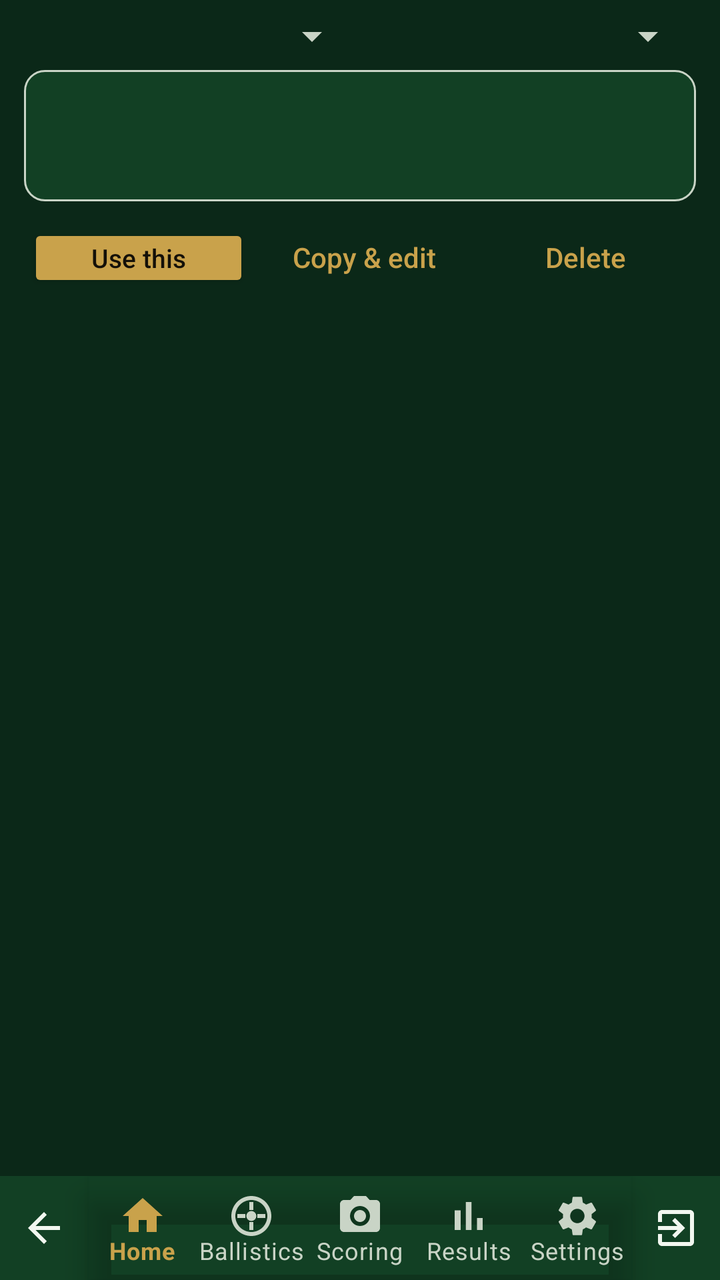
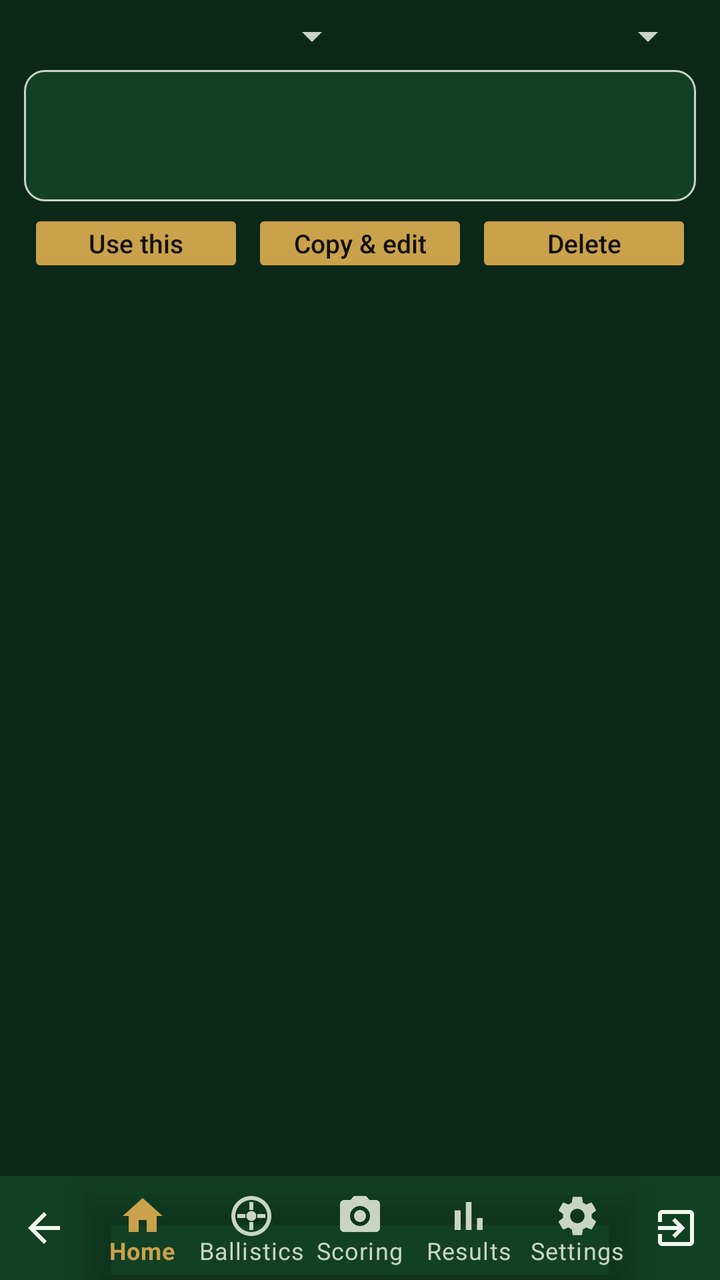

Before-and-after screenshots of an Android layout around one commit, followed by the original layout XML and the change that was made.
<!-- AndroidManifest.xml: application theme Theme.BAS -->
<!-- res/layout/activity_rules.xml -->
<?xml version="1.0" encoding="utf-8"?>
<LinearLayout xmlns:android="http://schemas.android.com/apk/res/android"
    android:layout_width="match_parent"
    android:layout_height="match_parent"
    android:orientation="vertical">

    <LinearLayout
        android:layout_width="match_parent"
        android:layout_height="wrap_content"
        android:orientation="vertical"
        android:paddingStart="12dp"
        android:paddingEnd="12dp"
        android:paddingTop="6dp"
        android:paddingBottom="4dp">

        <LinearLayout
            android:layout_width="match_parent"
            android:layout_height="wrap_content"
            android:orientation="horizontal">
            <Spinner android:id="@+id/spBody"
                android:layout_width="0dp" android:layout_weight="1"
                android:layout_height="wrap_content" />
            <Spinner android:id="@+id/spDiscipline"
                android:layout_width="0dp" android:layout_weight="1"
                android:layout_height="wrap_content" />
        </LinearLayout>

        
        <LinearLayout
            android:layout_width="match_parent"
            android:layout_height="wrap_content"
            android:orientation="vertical"
            android:layout_marginTop="5dp"
            android:background="@drawable/bg_card"
            android:padding="12dp">

            <TextView android:id="@+id/tvDetailHead"
                style="@style/Sts.Value"
                android:textSize="12sp" />

            <TableLayout android:id="@+id/tblParams"
                android:layout_width="match_parent"
                android:layout_height="wrap_content"
                android:layout_marginTop="4dp"
                android:shrinkColumns="1" />

            <TextView android:id="@+id/tvDetailFoot"
                style="@style/Sts.Value"
                android:layout_marginTop="5dp"
                android:textSize="12sp"
                android:justificationMode="inter_word" />
        </LinearLayout>

        <LinearLayout
            android:layout_width="match_parent"
            android:layout_height="wrap_content"
            android:orientation="horizontal"
            android:layout_marginTop="4dp">
            <Button android:id="@+id/btnUse"
                android:layout_width="0dp" android:layout_weight="1"
                android:layout_height="wrap_content" android:text="Use this"
                style="@style/Sts.ActionButton.Dense" />
            <Button android:id="@+id/btnEdit"
                android:layout_width="0dp" android:layout_weight="1"
                android:layout_height="wrap_content" android:text="Copy &amp; edit"
                style="@style/Sts.TextButton" />
            <Button android:id="@+id/btnDelete"
                android:layout_width="0dp" android:layout_weight="1"
                android:layout_height="wrap_content" android:text="Delete"
                style="@style/Sts.TextButton" />
        </LinearLayout>
    </LinearLayout>

    <ListView
        android:id="@+id/list"
        android:layout_width="match_parent"
        android:layout_height="0dp"
        android:layout_weight="1"
        android:layout_marginStart="12dp"
        android:layout_marginEnd="12dp" />

    <include layout="@layout/include_bottom_nav" />

</LinearLayout>
<!-- res/layout/include_bottom_nav.xml (included above) -->
<?xml version="1.0" encoding="utf-8"?>
<LinearLayout xmlns:android="http://schemas.android.com/apk/res/android"
    xmlns:app="http://schemas.android.com/apk/res-auto"
    android:layout_width="match_parent"
    android:layout_height="52dp"
    android:orientation="horizontal"
    android:background="?attr/colorSurface">

    
    <LinearLayout
        android:id="@+id/btnBack"
        android:layout_width="44dp"
        android:layout_height="match_parent"
        android:orientation="vertical"
        android:gravity="center"
        android:background="?attr/selectableItemBackgroundBorderless"
        android:contentDescription="Back">

        <ImageView
            android:layout_width="24dp"
            android:layout_height="24dp"
            android:src="@drawable/ic_nav_back"
            app:tint="?android:attr/textColorPrimary"
            android:importantForAccessibility="no" />
    </LinearLayout>

    <com.google.android.material.bottomnavigation.BottomNavigationView
        android:id="@+id/bottomNav"
        android:layout_width="0dp"
        android:layout_weight="1"
        android:layout_height="match_parent"
        android:background="@android:color/transparent"
        app:itemIconTint="@color/bottom_nav_item"
        app:itemTextColor="@color/bottom_nav_item"
        app:labelVisibilityMode="labeled"
        app:menu="@menu/bottom_nav_menu" />

    <LinearLayout
        android:id="@+id/btnExit"
        android:layout_width="44dp"
        android:layout_height="match_parent"
        android:orientation="vertical"
        android:gravity="center"
        android:background="?attr/selectableItemBackgroundBorderless"
        android:contentDescription="@string/nav_exit">

        
        <ImageView
            android:layout_width="24dp"
            android:layout_height="24dp"
            android:src="@drawable/ic_nav_exit"
            app:tint="?android:attr/textColorPrimary"
            android:importantForAccessibility="no" />
    </LinearLayout>
</LinearLayout>
<!-- resources referenced by this layout -->
<resources>
  <!-- drawable bg_card (drawable) -->
  <?xml version="1.0" encoding="utf-8"?>
  <shape xmlns:android="http://schemas.android.com/apk/res/android" android:shape="rectangle">
      <solid android:color="?attr/colorSurface" />
      <corners android:radius="10dp" />
      <stroke android:width="1dp" android:color="?android:attr/textColorTertiary" />
  </shape>
  <!-- drawable ic_nav_back (drawable) -->
  <vector xmlns:android="http://schemas.android.com/apk/res/android"
      android:width="24dp" android:height="24dp" android:viewportWidth="24" android:viewportHeight="24"
      android:tint="?attr/colorControlNormal">
      <path android:fillColor="@android:color/white"
          android:pathData="M20,11H7.8l5.6,-5.6L12,4l-8,8 8,8 1.4,-1.4L7.8,13H20V11z"/>
  </vector>
  <!-- drawable ic_nav_exit (drawable) -->
  <vector xmlns:android="http://schemas.android.com/apk/res/android"
      android:width="24dp" android:height="24dp"
      android:viewportWidth="24" android:viewportHeight="24">
      <path android:fillColor="@android:color/white" android:pathData="M10.09,15.59L11.5,17l5,-5 -5,-5 -1.41,1.41L12.67,11H3v2h9.67l-2.58,2.59zM19,3H5c-1.11,0 -2,0.9 -2,2v4h2V5h14v14H5v-4H3v4c0,1.1 0.89,2 2,2h14c1.1,0 2,-0.9 2,-2V5c0,-1.1 -0.9,-2 -2,-2z" />
  </vector>
  <string name="nav_exit">Exit</string>
  <style name="Sts.ActionButton.Dense" parent="Sts.ActionButton">
          <item name="android:minHeight">34dp</item>
          <item name="android:paddingTop">0dp</item>
          <item name="android:paddingBottom">0dp</item>
          <item name="android:textSize">13sp</item>
          <item name="android:layout_marginTop">0dp</item>
          <item name="android:layout_marginBottom">0dp</item>
      </style>
  <style name="Sts.TextButton" parent="Widget.AppCompat.Button.Borderless">
          <item name="android:textColor">?attr/colorAccent</item>
          <item name="android:textAllCaps">false</item>
          <item name="android:textSize">14sp</item>
      </style>
  <style name="Sts.Value" parent="">
          <item name="android:layout_width">match_parent</item>
          <item name="android:layout_height">wrap_content</item>
          <item name="android:textSize">14sp</item>
      </style>
  <style name="Theme.BAS" parent="Theme.BAS.Dark" />
  <style name="Sts.ActionButton" parent="Widget.AppCompat.Button">
          <item name="android:textAllCaps">false</item>
          <item name="android:textSize">14sp</item>
          <item name="android:minHeight">44dp</item>
          <item name="android:paddingLeft">10dp</item>
          <item name="android:paddingRight">10dp</item>
          <item name="android:layout_marginStart">2dp</item>
          <item name="android:layout_marginEnd">2dp</item>
      </style>
  <style name="Theme.BAS.Base" parent="Theme.MaterialComponents.NoActionBar">
          <item name="android:statusBarColor">@color/dark_bg</item>
      </style>
  <color name="reticle_dark">#FFC400</color>
  <color name="dark_bg">#0B2818</color>
  <color name="dark_surface">#124024</color>
  <color name="dark_accent">#C9A24B</color>
  <color name="dark_on_accent">#141008</color>
  <color name="dark_text">#F2F7F0</color>
  <color name="dark_text_dim">#C9D4C6</color>
  <!-- unchanged entries left out for length: 1 -->
</resources>

<!-- the commit's change to res/layout/activity_rules.xml (unified diff, before → after) -->
@@ -63,11 +63,11 @@
             <Button android:id="@+id/btnEdit"
                 android:layout_width="0dp" android:layout_weight="1"
                 android:layout_height="wrap_content" android:text="Copy &amp; edit"
-                style="@style/Sts.TextButton" />
+                style="@style/Sts.ActionButton.Dense" />
             <Button android:id="@+id/btnDelete"
                 android:layout_width="0dp" android:layout_weight="1"
                 android:layout_height="wrap_content" android:text="Delete"
-                style="@style/Sts.TextButton" />
+                style="@style/Sts.ActionButton.Dense" />
         </LinearLayout>
     </LinearLayout>
 
<!-- resource entries referenced after the edit -->
@@ -29,11 +29,6 @@
           <item name="android:layout_marginTop">0dp</item>
           <item name="android:layout_marginBottom">0dp</item>
       </style>
-  <style name="Sts.TextButton" parent="Widget.AppCompat.Button.Borderless">
-          <item name="android:textColor">?attr/colorAccent</item>
-          <item name="android:textAllCaps">false</item>
-          <item name="android:textSize">14sp</item>
-      </style>
   <style name="Sts.Value" parent="">
           <item name="android:layout_width">match_parent</item>
           <item name="android:layout_height">wrap_content</item>
